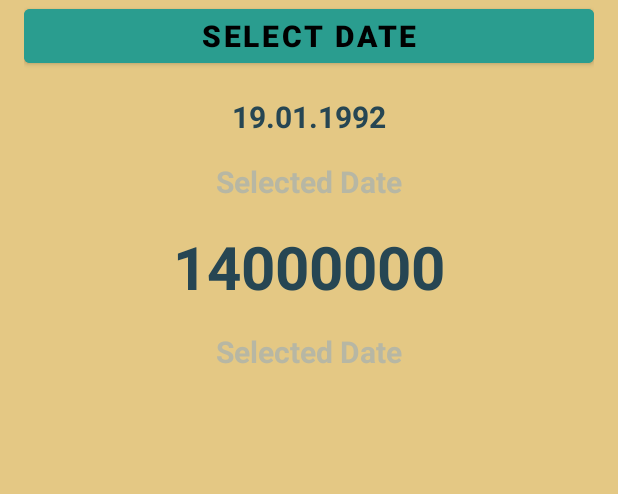
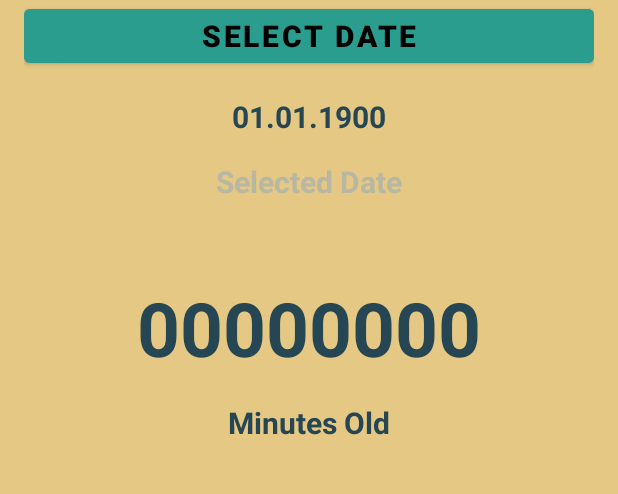
Before and after one commit to holcay92/Age-In-Minutes-App, an Android app: the screen it shows after launch (MainActivity), on a phone screen of 412 x 824 dp, the part 366-860 px from its top. Run offline under Robolectric (Android 15) with nearby library versions, the phone set to English and light mode, and no system bars.

Commit message:
date calculation function is added

```diff
--- a/app/src/main/res/layout/activity_main.xml
+++ b/app/src/main/res/layout/activity_main.xml
@@ -55,11 +55,11 @@
         android:textStyle="bold"
         />
     <TextView
-        android:id="@+id/tv4"
+        android:id="@+id/tvDate"
         android:layout_width="wrap_content"
         android:layout_height="wrap_content"
         android:layout_marginTop="16dp"
-        android:text="19.01.1992"
+        android:text="01.01.1900"
         android:textColor="@color/textBlue"
         android:textSize="20sp"
         android:textStyle="bold"
@@ -75,13 +75,13 @@
         android:textStyle="bold"
         />
     <TextView
-        android:id="@+id/tv6"
+        android:id="@+id/tvAgeInMinutes"
         android:layout_width="wrap_content"
         android:layout_height="wrap_content"
-        android:layout_marginTop="16dp"
-        android:text="14000000"
+        android:layout_marginTop="50dp"
+        android:text="00000000"
         android:textColor="@color/textBlue"
-        android:textSize="40sp"
+        android:textSize="50sp"
         android:textStyle="bold"
         />
     <TextView
@@ -89,8 +89,8 @@
         android:layout_width="wrap_content"
         android:layout_height="wrap_content"
         android:layout_marginTop="16dp"
-        android:text="Selected Date"
-        android:textColor="@color/lightGrey"
+        android:text="Minutes Old"
+        android:textColor="@color/textBlue"
         android:textSize="20sp"
         android:textStyle="bold"
         />
```
Also changed, not shown: app/src/main/java/com/example/dobcalculator/MainActivity.kt (+39 -10 lines).
